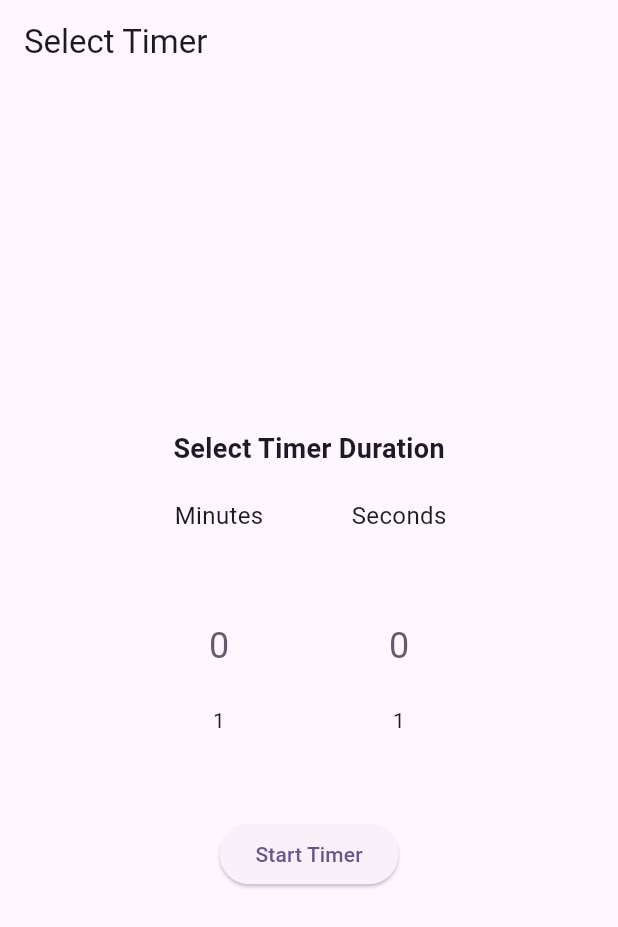
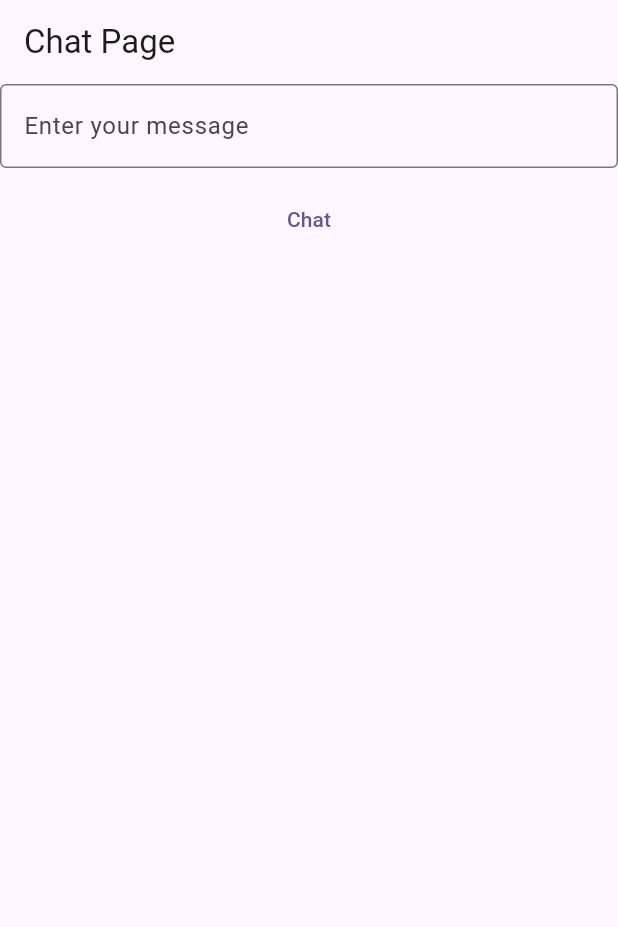
Before and after one commit to Argentum11/busy_faker, a Flutter app: the screen it shows after launch, on a phone screen of 412 x 824 dp. Shown: the top 927 px of the screen. Run offline on Flutter 3.47's test engine with Material 3 defaults, Android fonts, the phone set to English and light mode, and no system bars; drawn by our look-alikes of numberpicker.

Commit message:
feat: chat with gpt using text

```diff
--- /dev/null
+++ b/lib/api_key_template.dart
@@ -0,0 +1,2 @@
+// Replace with your actual API key
+const gptApiKey = '';
--- a/lib/main.dart
+++ b/lib/main.dart
@@ -1,5 +1,9 @@
+import 'package:busy_faker/api_key.dart';
 import 'package:flutter/material.dart';
 import 'package:numberpicker/numberpicker.dart';
+import 'dart:convert';
+import 'package:http/http.dart' as http;
+import 'dart:developer' as dev;
 
 void main() {
   runApp(const BusyFaker());
@@ -17,7 +21,7 @@ class BusyFaker extends StatelessWidget {
         colorScheme: ColorScheme.fromSeed(seedColor: Colors.deepPurple),
         useMaterial3: true,
       ),
-      home: const TimerSelectionPage(),
+      home: const ChatPage(),
       debugShowCheckedModeBanner: false,
     );
   }
@@ -110,3 +114,80 @@ class _TimerSelectionPageState extends State<TimerSelectionPage> {
     );
   }
 }
+
+class ChatPage extends StatefulWidget {
+  const ChatPage({super.key});
+
+  @override
+  State<ChatPage> createState() => _ChatPageState();
+}
+
+class _ChatPageState extends State<ChatPage> {
+  final TextEditingController _messageController = TextEditingController();
+
+  String _responseMessage = '';
+
+  Future<void> _saveMessage() async {
+    setState(() {
+      _responseMessage = 'Processing...';
+    });
+
+    const url = 'https://api.openai.com/v1/chat/completions';
+    final headers = {
+      'Content-Type': 'application/json',
+      'Authorization': 'Bearer $gptApiKey',
+    };
+    final body = jsonEncode({
+      "model": "gpt-4o-mini",
+      "store": true,
+      "messages": [
+        {"role": "system", "content": "Respond in zh-tw"},
+        {"role": "user", "content": _messageController.text}
+      ]
+    });
+
+    try {
+      final response =
+          await http.post(Uri.parse(url), headers: headers, body: body);
+
+      if (response.statusCode == 200) {
+        final jsonResponse = jsonDecode(utf8.decode(response.bodyBytes));
+        final generatedMessage =
+            jsonResponse['choices'][0]['message']['content'];
+        dev.log('Response: $generatedMessage');
+        setState(() {
+          _responseMessage = generatedMessage; // Update with the AI response
+        });
+      } else {
+        dev.log('Error: ${response.statusCode} - ${response.body}');
+      }
+    } catch (e) {
+      dev.log('Exception: $e');
+    }
+  }
+
+  @override
+  Widget build(BuildContext context) {
+    return Scaffold(
+      appBar: AppBar(
+        title: const Text('Chat Page'),
+      ),
+      body: Column(
+        children: [
+          TextField(
+            controller: _messageController,
+            decoration: const InputDecoration(
+              border: OutlineInputBorder(),
+              labelText: 'Enter your message',
+            ),
+          ),
+          const SizedBox(
+            height: 10,
+          ),
+          TextButton(onPressed: _saveMessage, child: const Text("Chat")),
+          Text(_responseMessage)
+        ],
+      ),
+    );
+  }
+}
--- a/pubspec.yaml
+++ b/pubspec.yaml
@@ -30,6 +30,7 @@ environment:
 dependencies:
   flutter:
     sdk: flutter
+  http: ^1.2.2
 
 
   # The following adds the Cupertino Icons font to your application.
```
Also changed, not shown: pubspec.lock, 2 other files.
